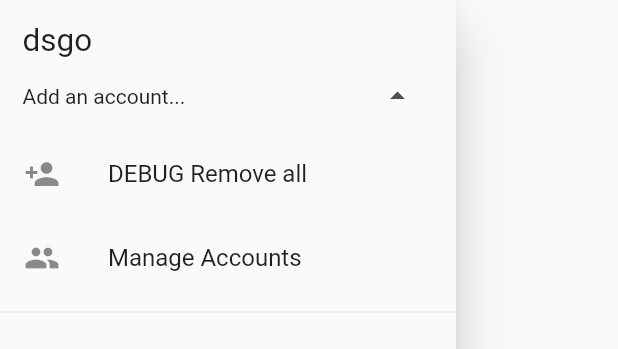
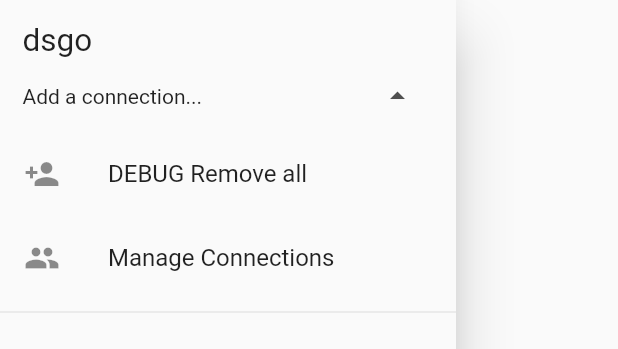
Before and after one commit to tingtingths/dsgo, a Flutter app: the AppDrawer widget shown alone on an empty page, opened directly, after a tap on the "arrow drop down" icon, on a phone screen of 412 x 824 dp. Shown: the top 349 px of the screen. Run offline on Flutter 3.47's test engine with Material 2 defaults, Android fonts, the phone set to English and light mode, and no system bars; our stand-ins replace file_picker, flutter_bloc, flutter_secure_storage, localstorage, package_info_plus, tuple; missing offline and left inert: synoapi; accounts and stored records are empty.

Commit message:
refactor: rename Account to Connection. connection input fields.

```diff
--- a/lib/main.dart
+++ b/lib/main.dart
@@ -56,7 +56,8 @@ class AppState extends State<App> {
     connectionBloc.stream.listen((event) {
       if (event.activeConnection != null && lastConnection != event.activeConnection) {
         var c = event.activeConnection!;
-        var context = APIContext(c.host!, proto: c.proto!, port: c.port!);
+        if (c.uri == null) return;
+        var context = APIContext.uri(c.uri!);
         context.authApp('DownloadStation', c.user!, c.password!).then((authOk) {
           if (authOk) {
             apiBloc.apiContext = context;
--- a/lib/model/model.dart
+++ b/lib/model/model.dart
@@ -17,10 +17,8 @@ class ConnectionMenuItem {
 
 class Connection {
   String? friendlyName;
-  String? proto;
   String? user;
-  String? host;
-  int? port;
+  String? uri;
   String? sid;
   String? password;
   DateTime? created;
@@ -28,19 +26,30 @@ class Connection {
 
   Connection.empty();
 
-  Connection.withoutCredential(this.friendlyName, this.proto, this.user, this.host, this.port);
+  Connection.withoutCredential(this.friendlyName, this.uri, this.user);
 
-  Connection(this.friendlyName, this.proto, this.user, this.host, this.port, this.sid, this.password);
+  Connection(this.friendlyName, this.uri, this.user, this.sid, this.password);
 
-  String buildUri() => Uri(scheme: proto, userInfo: user, host: host, port: port).toString();
+  String buildUri() {
+    var parsed = Uri.tryParse(uri ?? '');
+    if (parsed != null) {
+      return Uri(
+        scheme: parsed.scheme,
+        userInfo: user,
+        host: parsed.host,
+        port: parsed.port,
+        path: parsed.path
+      ).toString();
+    } else {
+      return '';
+    }
+  }
 
   Connection.fromJson(Map<String, dynamic>? json) {
     friendlyName = mapGet(json, 'friendlyName');
     friendlyName = mapGet(json, 'friendlyName');
-    proto = mapGet(json, 'proto');
+    uri = mapGet(json, 'uri');
     user = mapGet(json, 'user');
-    host = mapGet(json, 'host');
-    port = mapGet(json, 'port');
     sid = mapGet(json, 'sid');
     password = mapGet(json, 'password');
 
@@ -53,10 +62,8 @@ class Connection {
 
   Map<String, dynamic> toJson() => {
         'friendlyName': friendlyName,
-        'proto': proto,
+        'uri': uri,
         'user': user,
-        'host': host,
-        'port': port,
         'sid': sid,
         'password': password,
         'created': created?.millisecondsSinceEpoch,
--- a/lib/page/drawer.dart
+++ b/lib/page/drawer.dart
@@ -6,7 +6,7 @@ import 'package:package_info_plus/package_info_plus.dart';
 
 import '../bloc/connection_bloc.dart';
 import '../model/model.dart';
-import '../page/account.dart';
+import '../page/connection.dart';
 import '../page/settings.dart';
 
 class AppDrawer extends StatefulWidget {
@@ -63,7 +63,7 @@ class _AppDrawerHeaderState extends State<_AppDrawerHeader> {
               Expanded(
                 child: BlocBuilder<DSConnectionBloc, DSConnectionState>(
                   builder: (cntx, state) {
-                    String? text = 'Add an account...';
+                    String? text = 'Add a connection...';
                     if (state.activeConnection != null) {
                       text = state.activeConnection!.friendlyName;
                       text = text == null ? state.activeConnection!.buildUri() : text;
@@ -98,7 +98,7 @@ class _AppDrawerState extends State<AppDrawer> {
   final l = Logger('_AppDrawerState');
   bool _inited = false;
   bool expandConnection = false;
-  bool accountUpdated = false;
+  bool connectionUpdated = false;
   final GlobalKey<AnimatedListState> _listKey = GlobalKey<AnimatedListState>();
   var _list = <Widget>[];
   var _connectionListItemIdx = [];
@@ -106,7 +106,7 @@ class _AppDrawerState extends State<AppDrawer> {
   late DSConnectionBloc bloc;
   GlobalKey _addAcBtnKey = GlobalKey();
   GlobalKey _settingsBtnKey = GlobalKey();
-  GlobalKey _manageAccountBtnKey = GlobalKey();
+  GlobalKey _manageConnectionsBtnKey = GlobalKey();
   PackageInfo? packageInfo;
 
   @override
@@ -206,13 +206,13 @@ class _AppDrawerState extends State<AppDrawer> {
             _insertItem(
                 ++itmIdx,
                 ListTile(
-                  key: _manageAccountBtnKey,
+                  key: _manageConnectionsBtnKey,
                   leading: Icon(Icons.people),
-                  title: Text('Manage Accounts'),
+                  title: Text('Manage Connections'),
                   onTap: () {
                     Navigator.push(context, MaterialPageRoute(
                       builder: (context) {
-                        return ManageAccountPage();
+                        return ManageConnectionsPage();
                       },
                     ));
                   },
--- a/lib/page/tasks.dart
+++ b/lib/page/tasks.dart
@@ -98,11 +98,7 @@ class _TaskListState extends State<TaskList> with SingleTickerProviderStateMixin
     textTheme = Theme.of(context).textTheme;
     var info = taskInfo;
 
-    if (!apiBloc.isReady()) {
-      return SliverFillRemaining(child: Center(child: Text('...')));
-    }
-
-    if (info == null) {
+    if (!apiBloc.isReady() || info == null) {
       return SliverFillRemaining(child: Center(child: CircularProgressIndicator()));
     }
 
--- a/lib/util/utils.dart
+++ b/lib/util/utils.dart
@@ -45,3 +45,7 @@ V? mapGet<K, V>(Map<K, dynamic>? dict, K key, {otherwise, Function? mapper, Func
   if (mapper != null) return mapper(dict[key]);
   return dict[key];
 }
+
+bool isEmpty(String? str, {bool trim = false}) {
+  return str == null || (trim ? str.trim() : str) == '';
+}
```
Also changed, not shown: lib/page/connection.dart (renamed from lib/page/account.dart, +73 -81 lines), pubspec.lock.
